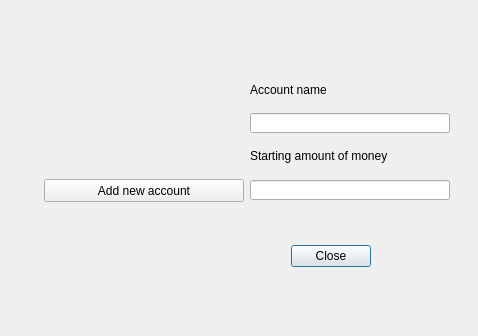
The window that PyMoneyOrga/PyMoneyOrga/gui/dialogCreateNewAccount.ui (CRaNkXD/PyMoneyOrga) describes before a commit, drawn with Qt 5.
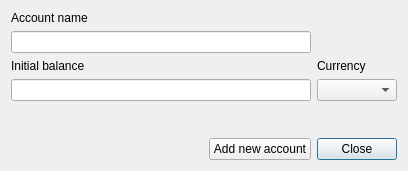
The same window after the commit.

Commit message: added currency combobox changed layout

```diff
--- a/PyMoneyOrga/PyMoneyOrga/gui/dialogCreateNewAccount.ui
+++ b/PyMoneyOrga/PyMoneyOrga/gui/dialogCreateNewAccount.ui
@@ -6,21 +6,33 @@
    <rect>
     <x>0</x>
     <y>0</y>
-    <width>478</width>
-    <height>336</height>
+    <width>401</width>
+    <height>171</height>
    </rect>
   </property>
   <property name="windowTitle">
    <string>Create New Account</string>
   </property>
+  <layout class="QGridLayout" name="gridLayout_2">
+   <item row="0" column="0" colspan="2">
+    <layout class="QGridLayout" name="gridLayout">
+     <item row="3" column="0">
+      <widget class="QLineEdit" name="inputInitialBalance">
+       <property name="minimumSize">
+        <size>
+         <width>300</width>
+         <height>0</height>
+        </size>
+       </property>
+      </widget>
+     </item>
+     <item row="5" column="1">
   <widget class="QDialogButtonBox" name="buttonBox">
-   <property name="geometry">
-    <rect>
-     <x>30</x>
-     <y>240</y>
-     <width>341</width>
-     <height>32</height>
-    </rect>
+       <property name="sizePolicy">
+        <sizepolicy hsizetype="Expanding" vsizetype="Fixed">
+         <horstretch>0</horstretch>
+         <verstretch>0</verstretch>
+        </sizepolicy>
    </property>
    <property name="orientation">
     <enum>Qt::Horizontal</enum>
@@ -28,26 +40,44 @@
    <property name="standardButtons">
     <set>QDialogButtonBox::Close</set>
    </property>
-  </widget>
-  <widget class="QLineEdit" name="inputAccountName">
-   <property name="geometry">
-    <rect>
-     <x>250</x>
-     <y>113</y>
+       <property name="centerButtons">
+        <bool>false</bool>
+       </property>
+      </widget>
+     </item>
+     <item row="5" column="0">
+      <layout class="QGridLayout" name="gridLayout_3">
+       <item row="0" column="1">
+        <widget class="QPushButton" name="buttonAddNewAccount">
+         <property name="text">
+          <string>Add new account</string>
+         </property>
+        </widget>
+       </item>
+       <item row="0" column="0">
+        <spacer name="horizontalSpacer">
+         <property name="orientation">
+          <enum>Qt::Horizontal</enum>
+         </property>
+         <property name="sizeHint" stdset="0">
+          <size>
      <width>200</width>
      <height>20</height>
-    </rect>
-   </property>
-  </widget>
+          </size>
+         </property>
+        </spacer>
+       </item>
+      </layout>
+     </item>
+     <item row="2" column="1">
+      <widget class="QLabel" name="labelCurrency">
+       <property name="text">
+        <string>Currency</string>
+       </property>
+      </widget>
+     </item>
+     <item row="0" column="0">
   <widget class="QLabel" name="labelAccountName">
-   <property name="geometry">
-    <rect>
-     <x>250</x>
-     <y>72</y>
-     <width>200</width>
-     <height>35</height>
-    </rect>
-   </property>
    <property name="text">
     <string>Account name</string>
    </property>
@@ -55,46 +85,53 @@
     <cstring>inputAccountName</cstring>
    </property>
   </widget>
-  <widget class="QLineEdit" name="inputInitialAmount">
-   <property name="geometry">
-    <rect>
-     <x>250</x>
-     <y>180</y>
-     <width>200</width>
-     <height>20</height>
-    </rect>
-   </property>
-  </widget>
-  <widget class="QLabel" name="labelFirstAmount">
-   <property name="geometry">
-    <rect>
-     <x>250</x>
-     <y>139</y>
-     <width>200</width>
-     <height>34</height>
-    </rect>
-   </property>
+     </item>
+     <item row="1" column="0">
+      <widget class="QLineEdit" name="inputAccountName">
+       <property name="minimumSize">
+        <size>
+         <width>300</width>
+         <height>0</height>
+        </size>
+       </property>
+      </widget>
+     </item>
+     <item row="2" column="0">
+      <widget class="QLabel" name="labelInitialBalance">
    <property name="text">
-    <string>Starting amount of money</string>
+        <string>Initial balance</string>
    </property>
    <property name="buddy">
-    <cstring>inputInitialAmount</cstring>
-   </property>
-  </widget>
-  <widget class="QPushButton" name="buttonAddNewAccount">
-   <property name="geometry">
-    <rect>
-     <x>44</x>
-     <y>179</y>
-     <width>200</width>
-     <height>23</height>
-    </rect>
-   </property>
-   <property name="text">
-    <string>Add new account</string>
-   </property>
-  </widget>
- </widget>
+        <cstring>inputInitialBalance</cstring>
+       </property>
+      </widget>
+     </item>
+     <item row="3" column="1">
+      <widget class="QComboBox" name="comboCurrency"/>
+     </item>
+     <item row="4" column="0">
+      <spacer name="verticalSpacer">
+       <property name="orientation">
+        <enum>Qt::Vertical</enum>
+       </property>
+       <property name="sizeHint" stdset="0">
+        <size>
+         <width>20</width>
+         <height>30</height>
+        </size>
+       </property>
+      </spacer>
+     </item>
+    </layout>
+   </item>
+  </layout>
+ </widget>
+ <tabstops>
+  <tabstop>inputAccountName</tabstop>
+  <tabstop>inputInitialBalance</tabstop>
+  <tabstop>comboCurrency</tabstop>
+  <tabstop>buttonAddNewAccount</tabstop>
+ </tabstops>
  <resources/>
  <connections>
   <connection>
```
Lines whose indentation alone changed are shown as unchanged. The commit also changes 2 other files.
